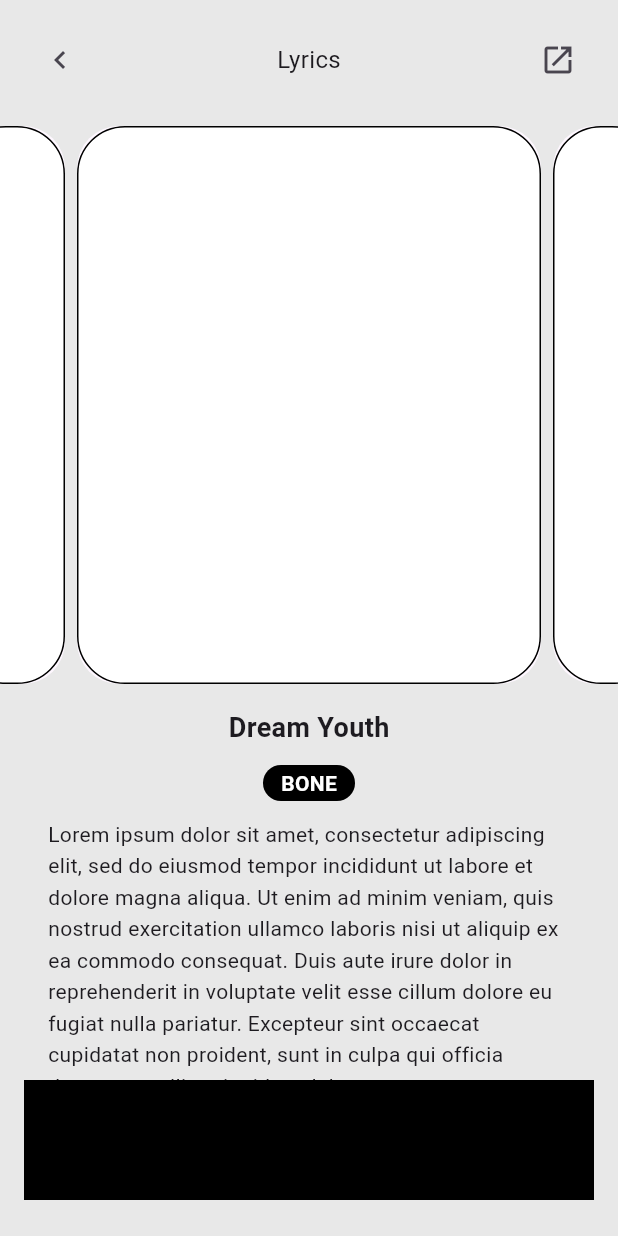
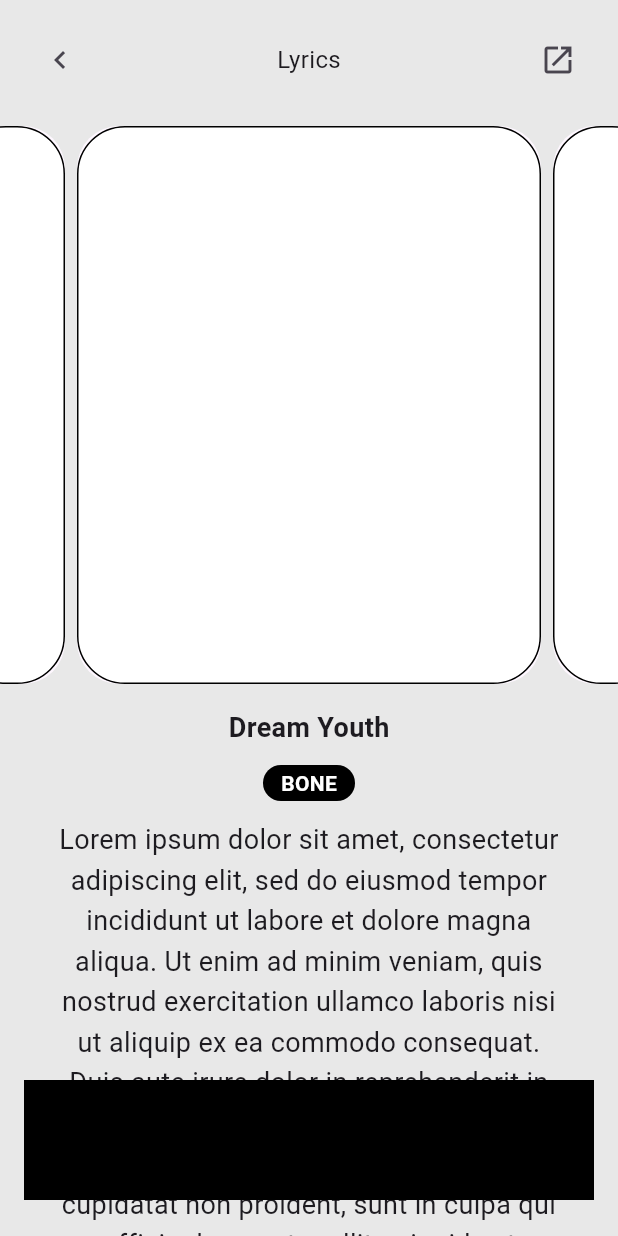
Before and after one commit to JAICHANGPARK/flutter_notebook_chapter_43, a Flutter app: the MusicPlayerScreen screen opened directly, on a phone screen of 412 x 824 dp. Run offline on Flutter 3.47's test engine with Material 3 defaults, Android fonts, the phone set to English and light mode, and no system bars; our stand-ins replace gap, hugeicons.

Commit message:
Update music_player_screen.dart

```diff
--- a/lib/ep2157_music_player_app/ui/player/music_player_screen.dart
+++ b/lib/ep2157_music_player_app/ui/player/music_player_screen.dart
@@ -123,8 +123,11 @@ class _MusicPlayerScreenState extends State<MusicPlayerScreen> {
                             padding: const EdgeInsets.symmetric(horizontal: 32),
                             child: Text(
                               "Lorem ipsum dolor sit amet, consectetur adipiscing elit, sed do eiusmod tempor incididunt ut labore et dolore magna aliqua. Ut enim ad minim veniam, quis nostrud exercitation ullamco laboris nisi ut aliquip ex ea commodo consequat. Duis aute irure dolor in reprehenderit in voluptate velit esse cillum dolore eu fugiat nulla pariatur. Excepteur sint occaecat cupidatat non proident, sunt in culpa qui officia deserunt mollit anim id est laborum.",
-                              style: TextStyle(height: 1.5),
-
+                              style: TextStyle(
+                                height: 1.5,
+                                fontSize: 18,
+                              ),
+                              textAlign: TextAlign.center,
                             ),
                           ),
                         ))
```
